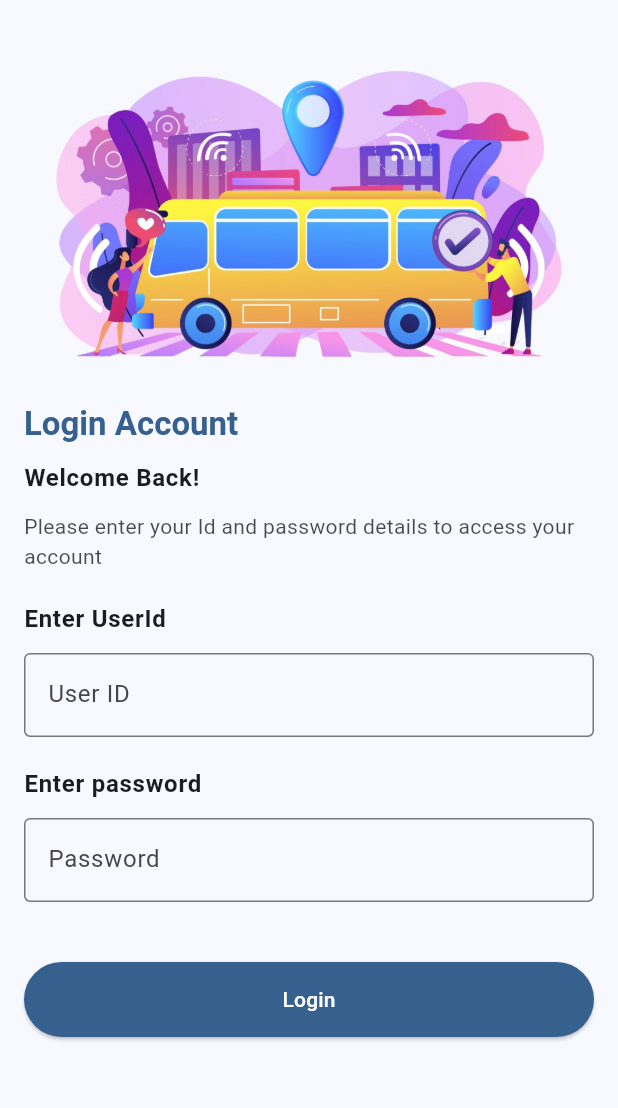
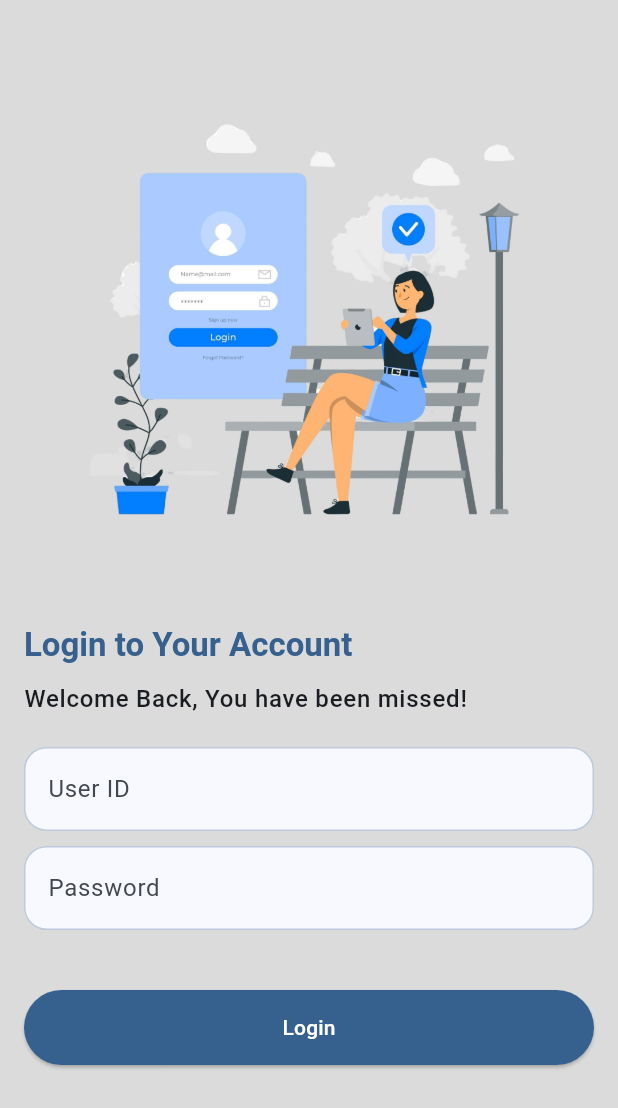
Before and after one commit to hinasahammed/ride_on, a Flutter app: the screen it shows after launch, on a phone screen of 412 x 824 dp. Shown: the top 1108 px of the screen. Run offline on Flutter 3.47's test engine with Material 3 defaults, Android fonts, the phone set to English and light mode, and no system bars; our stand-ins replace gap.

Commit message:
changed login ui

```diff
--- a/lib/main.dart
+++ b/lib/main.dart
@@ -14,6 +14,7 @@ class MyApp extends StatelessWidget {
       title: 'Ride On',
       debugShowCheckedModeBanner: false,
       theme: ThemeData(
+        scaffoldBackgroundColor: const Color(0xffDBDBDB),
         colorScheme: ColorScheme.fromSeed(
           seedColor: Colors.blue,
         ),
--- a/lib/res/components/custom_textformfield.dart
+++ b/lib/res/components/custom_textformfield.dart
@@ -13,12 +13,32 @@ class CustomTextformfield extends StatelessWidget {
 
   @override
   Widget build(BuildContext context) {
+    final theme = Theme.of(context);
     return TextFormField(
       controller: controller,
       validator: validator,
       decoration: InputDecoration(
-        border: const OutlineInputBorder(),
+        border: OutlineInputBorder(
+          borderRadius: BorderRadius.circular(15),
+          borderSide: BorderSide(
+            color: theme.colorScheme.primary.withOpacity(.3),
+          ),
+        ),
+        enabledBorder: OutlineInputBorder(
+          borderRadius: BorderRadius.circular(15),
+          borderSide: BorderSide(
+            color: theme.colorScheme.primary.withOpacity(.3),
+          ),
+        ),
+        focusedBorder: OutlineInputBorder(
+          borderRadius: BorderRadius.circular(15),
+          borderSide: BorderSide(
+            color: theme.colorScheme.primary.withOpacity(.3),
+          ),
+        ),
         labelText: labelText,
+        filled: true,
+        fillColor: theme.colorScheme.surface,
       ),
     );
   }
--- a/lib/view/login_view.dart
+++ b/lib/view/login_view.dart
@@ -15,8 +15,8 @@ class LoginView extends StatefulWidget {
 class _LoginViewState extends State<LoginView> {
   final useridController = TextEditingController();
   final passwordController = TextEditingController();
+  final _formKey = GlobalKey<FormState>();
 
-  bool isloading = false;
   @override
   Widget build(BuildContext context) {
     final theme = Theme.of(context);
@@ -24,13 +24,19 @@ class _LoginViewState extends State<LoginView> {
         body: SafeArea(
       child: SingleChildScrollView(
         padding: const EdgeInsets.all(16),
+        child: Form(
+          key: _formKey,
           child: Column(
             crossAxisAlignment: CrossAxisAlignment.start,
             mainAxisAlignment: MainAxisAlignment.center,
             children: [
-            Image.asset("assets/images/bus.png"),
+              Image.asset(
+                "assets/images/login.png",
+                width: double.infinity,
+                height: 400,
+              ),
               Text(
-              "Login Account",
+                "Login to Your Account",
                 style: theme.textTheme.titleLarge!.copyWith(
                   color: theme.colorScheme.primary,
                   fontWeight: FontWeight.bold,
@@ -38,43 +44,32 @@ class _LoginViewState extends State<LoginView> {
               ),
               const Gap(10),
               Text(
-              "Welcome Back!",
+                "Welcome Back, You have been missed!",
                 style: theme.textTheme.bodyLarge!.copyWith(
                   color: theme.colorScheme.onSurface,
-                fontWeight: FontWeight.w600,
-              ),
-            ),
-            const Gap(10),
-            Text(
-              "Please enter your Id and password details to access your account",
-              style: theme.textTheme.bodyMedium!.copyWith(
-                color: theme.colorScheme.onSurface.withOpacity(.8),
+                  fontWeight: FontWeight.w500,
                 ),
               ),
               const Gap(20),
-            Text(
-              "Enter UserId",
-              style: theme.textTheme.bodyLarge!.copyWith(
-                color: theme.colorScheme.onSurface,
-                fontWeight: FontWeight.w700,
-              ),
-            ),
-            const Gap(10),
               CustomTextformfield(
                 controller: useridController,
+                validator: (userId) {
+                  if (userId == null || userId.isEmpty) {
+                    return "Enter User Id";
+                  }
+                  return null;
+                },
                 labelText: "User ID",
-            ),
-            const Gap(20),
-            Text(
-              "Enter password",
-              style: theme.textTheme.bodyLarge!.copyWith(
-                color: theme.colorScheme.onSurface,
-                fontWeight: FontWeight.w700,
-              ),
               ),
               const Gap(10),
               CustomTextformfield(
                 controller: passwordController,
+                validator: (password) {
+                  if (password == null || password.isEmpty) {
+                    return "Enter Password";
+                  }
+                  return null;
+                },
                 labelText: "Password",
               ),
               const Gap(40),
@@ -82,20 +77,15 @@ class _LoginViewState extends State<LoginView> {
                 width: double.infinity,
                 height: 50,
                 child: CustomButton(
-                isloading: isloading,
                   onPressed: () {
-                  setState(() {
-                    isloading = true;
-                  });
+                    if (_formKey.currentState!.validate()) {
                       AuthController().login(
                           context,
                           User(
                             userId: useridController.text.trim(),
                             pswd: passwordController.text.trim(),
                           ));
-                  setState(() {
-                    isloading = false;
-                  });
+                    }
                   },
                   btnText: "Login",
                 ),
@@ -103,6 +93,14 @@ class _LoginViewState extends State<LoginView> {
             ],
           ),
         ),
+      ),
     ));
   }
+
+  @override
+  void dispose() {
+    super.dispose();
+    useridController.dispose();
+    passwordController.dispose();
   }
+}
```
Also changed, not shown: lib/view/home/home_view.dart (+8 -1 lines), assets/images/login.png (added). Lines whose indentation alone changed are shown as unchanged.
